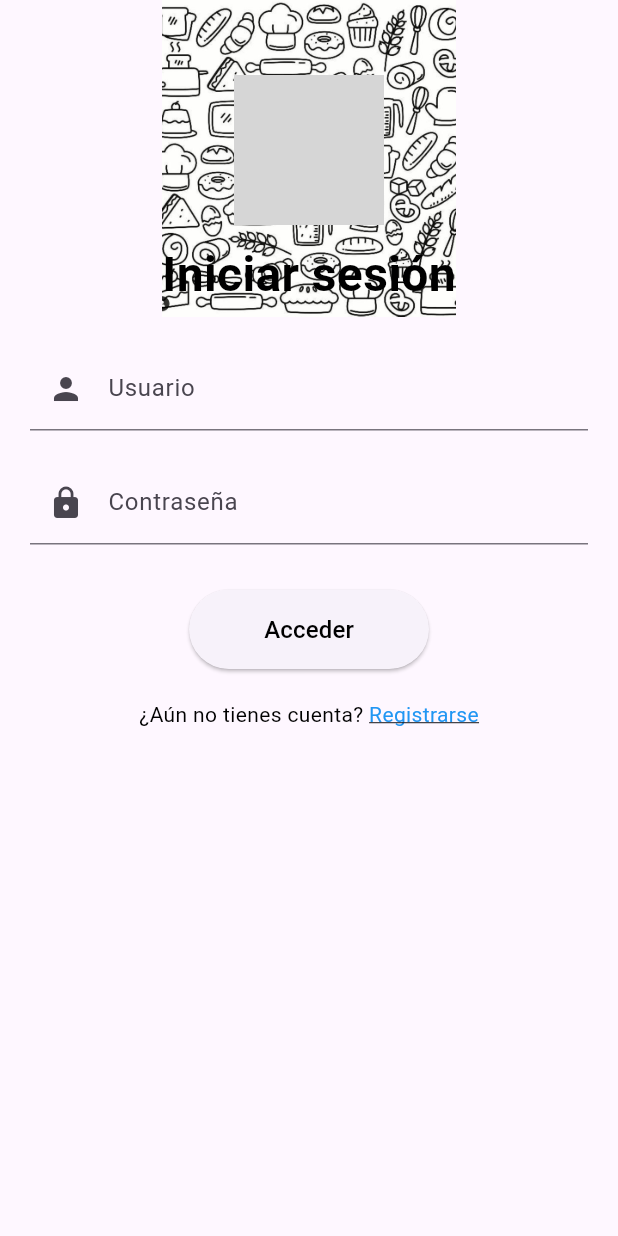
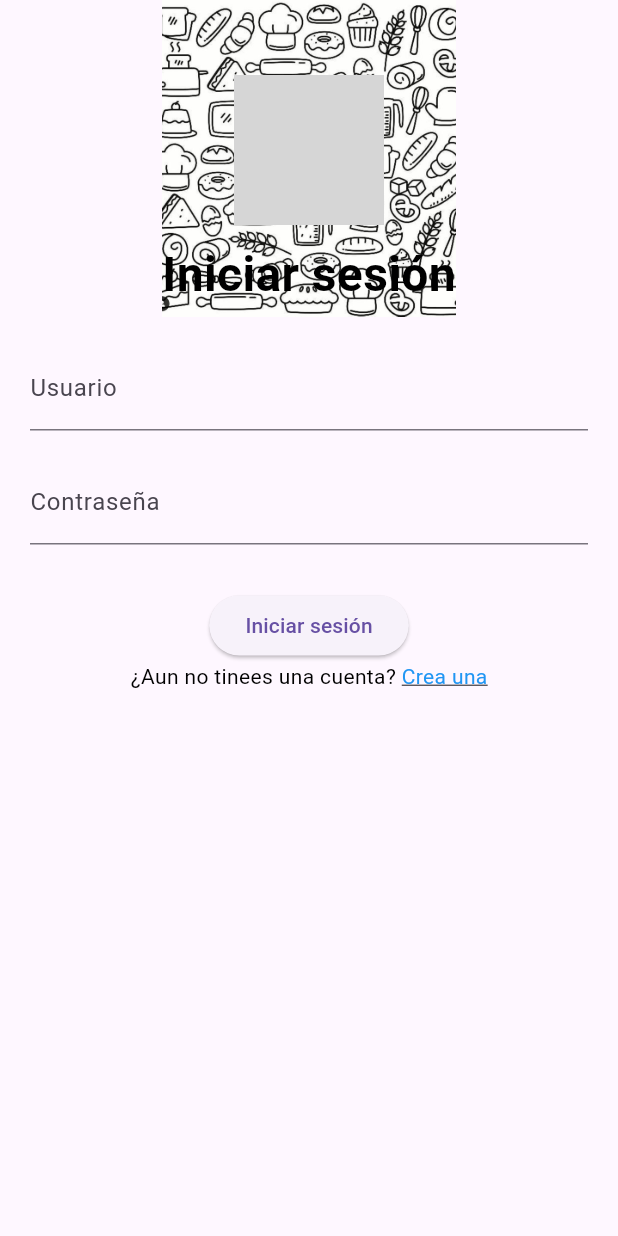
Before and after one commit to XanderEsparza/Recetario, a Flutter app: the screen it shows after launch, after a tap on "Entrar", on a phone screen of 412 x 824 dp. Run offline on Flutter 3.47's test engine with Material 3 defaults, Android fonts, the light colour scheme and no system bars; our stand-ins replace persistent_bottom_nav_bar, sqflite; accounts and stored records are empty; grey boxes are pictures that could not be loaded.

Commit message:
Funcionalidad e interfaz del login

```diff
--- a/lib/ui/pantalla_login.dart
+++ b/lib/ui/pantalla_login.dart
@@ -1,8 +1,39 @@
 import 'package:flutter/material.dart';
 import 'package:recetario/ui/pantalla_registro.dart';
+import 'package:provider/provider.dart';
+import '../provider/usuario_provider.dart';
 
-class PantallaLogin extends StatelessWidget {
+class PantallaLogin extends StatefulWidget {
   const PantallaLogin({Key? key}) : super(key: key);
+
+  @override
+  _PantallaLoginState createState() => _PantallaLoginState();
+}
+
+class _PantallaLoginState extends State<PantallaLogin> {
+  final _formKey = GlobalKey<FormState>();
+  final _usuarioController = TextEditingController();
+  final _passwordController = TextEditingController();
+
+  void _iniciarSesion() {
+    final usuarioProvider =
+        Provider.of<UsuarioProvider>(context, listen: false);
+    if (_formKey.currentState!.validate()) {
+      final usuario = _usuarioController.text;
+      final password = _passwordController.text;
+
+      if (usuarioProvider.validarUsuario(usuario, password)) {
+        ScaffoldMessenger.of(context).showSnackBar(
+          const SnackBar(content: Text('Inicio de sesión exitoso')),
+        );
+        Navigator.pushNamed(context, '/recetas');
+      } else {
+        ScaffoldMessenger.of(context).showSnackBar(
+          const SnackBar(content: Text('Usuario o contraseña incorrectos')),
+        );
+      }
+    }
+  }
 
   @override
   Widget build(BuildContext context) {
@@ -45,47 +76,39 @@ class PantallaLogin extends StatelessWidget {
             // Formulario
             Padding(
               padding: const EdgeInsets.symmetric(horizontal: 20),
+              child: Form(
+                key: _formKey,
                 child: Column(
+                  mainAxisAlignment: MainAxisAlignment.center,
                   children: [
-                  // Campo de Usuario
                     TextFormField(
-                    decoration: const InputDecoration(
-                      prefixIcon: Icon(Icons.person),
-                      labelText: 'Usuario',
-                      border: UnderlineInputBorder(),
-                    ),
+                      controller: _usuarioController,
+                      decoration: const InputDecoration(labelText: 'Usuario'),
+                      validator: (value) {
+                        if (value == null || value.isEmpty) {
+                          return 'Por favor, ingresa tu usuario';
+                        }
+                        return null;
+                      },
                     ),
                     const SizedBox(height: 20),
-
-                  // Campo de Contraseña
                     TextFormField(
+                      controller: _passwordController,
+                      decoration:
+                          const InputDecoration(labelText: 'Contraseña'),
                       obscureText: true,
-                    decoration: const InputDecoration(
-                      prefixIcon: Icon(Icons.lock),
-                      labelText: 'Contraseña',
-                      border: UnderlineInputBorder(),
-                    ),
+                      validator: (value) {
+                        if (value == null || value.isEmpty) {
+                          return 'Por favor, ingresa tu contraseña';
+                        }
+                        return null;
+                      },
                     ),
                     const SizedBox(height: 30),
-
-                  // Botón de Acceder
                     ElevatedButton(
-                    onPressed: () {
-                      Navigator.pushNamed(context, '/recetas');
-                    },
-                    style: ElevatedButton.styleFrom(
-                      // primary: Colors.grey[300],
-                      padding: const EdgeInsets.symmetric(
-                          vertical: 15, horizontal: 50),
+                      onPressed: _iniciarSesion,
+                      child: const Text('Iniciar sesión'),
                     ),
-                    child: const Text(
-                      'Acceder',
-                      style: TextStyle(color: Colors.black, fontSize: 16),
-                    ),
-                  ),
-                  const SizedBox(height: 20),
-
-                  // Enlace a la pantalla de Registro
                     GestureDetector(
                       onTap: () {
                         Navigator.push(
@@ -97,11 +120,11 @@ class PantallaLogin extends StatelessWidget {
                       },
                       child: const Text.rich(
                         TextSpan(
-                        text: '¿Aún no tienes cuenta? ',
+                          text: '¿Aun no tinees una cuenta? ',
                           style: TextStyle(color: Colors.black),
                           children: [
                             TextSpan(
-                            text: 'Registrarse',
+                              text: 'Crea una',
                               style: TextStyle(
                                 color: Colors.blue,
                                 decoration: TextDecoration.underline,
@@ -114,6 +137,7 @@ class PantallaLogin extends StatelessWidget {
                   ],
                 ),
               ),
+            ),
           ],
         ),
       ),
--- a/lib/ui/pantalla_registro.dart
+++ b/lib/ui/pantalla_registro.dart
@@ -1,8 +1,8 @@
 import 'package:flutter/material.dart';
 import './pantalla_login.dart';
 import 'package:provider/provider.dart';
+import '../provider/usuario_provider.dart';
 import '../models/usuario.dart';
-import '../provider/usuario_provider.dart';
 
 class PantallaRegistro extends StatefulWidget {
   @override
@@ -38,7 +38,7 @@ class _PantallaRegistroState extends State<PantallaRegistro> {
       usuarioProvider.agregarUsuario(nuevoUsuario);
 
       ScaffoldMessenger.of(context).showSnackBar(
-        SnackBar(content: Text('Usuario registrado correctamente')),
+        SnackBar(content: Text('Usuario registrado correctamente: ')),
       );
 
       _nombreController.clear();
```
Also changed, not shown: lib/db/base_datos.dart (+32 -0 lines), lib/models/receta.dart (added, +50 -0 lines), lib/provider/usuario_provider.dart (+15 -0 lines), lib/repositorio/receta_repositorio.dart (added, +26 -0 lines), lib/repositorio/usuario_repositorio.dart (+4 -4 lines), lib/provider/receta_provider.dart (added). Lines whose indentation alone changed are shown as unchanged.
